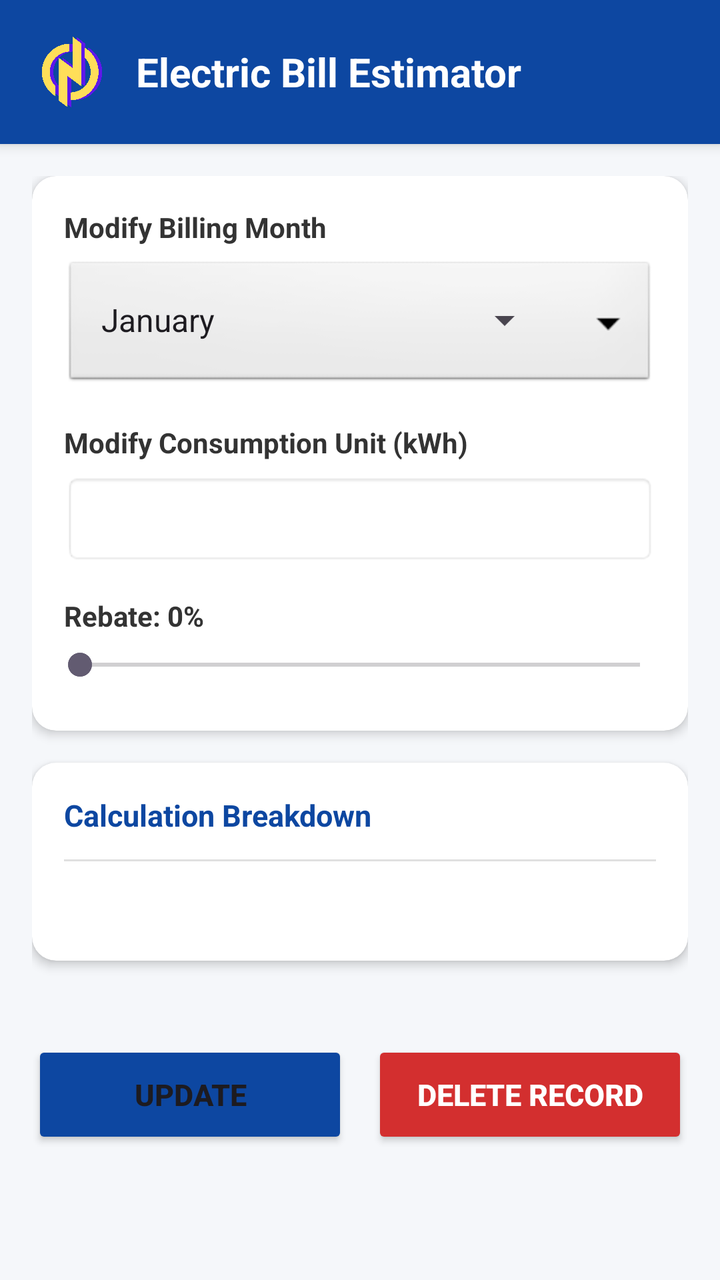
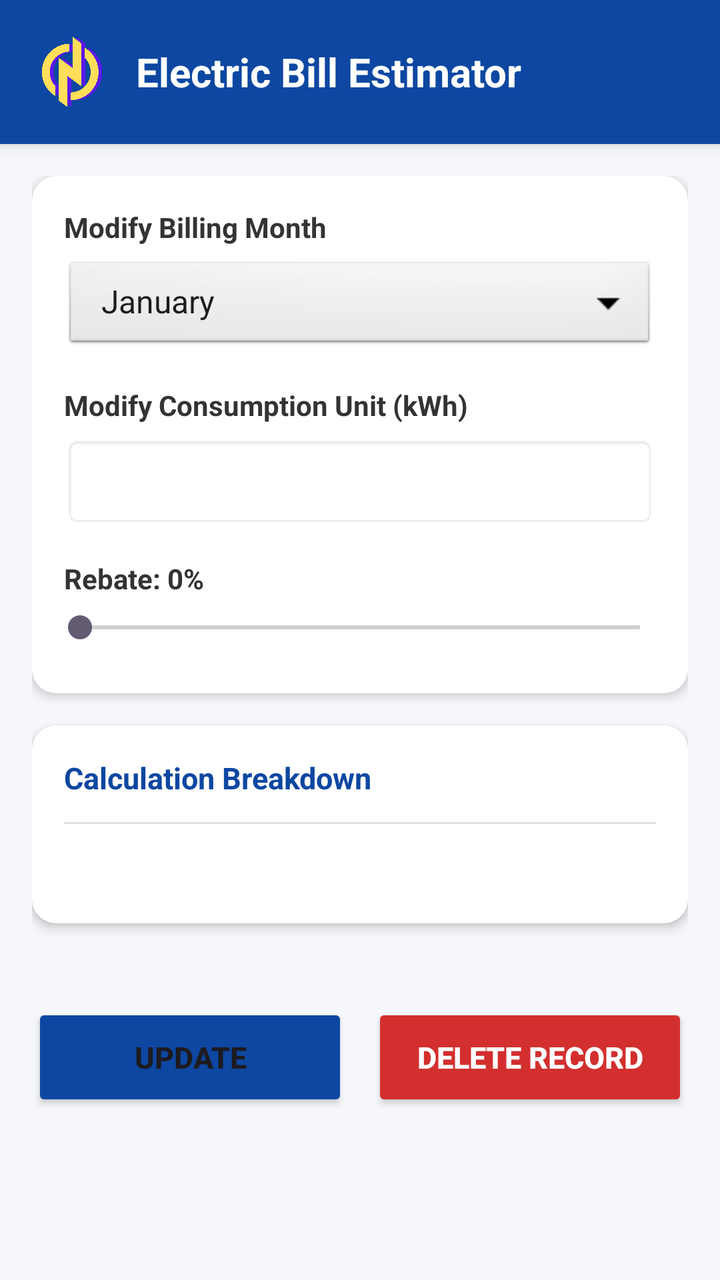

Two renders of the same Android screen: before a commit and after it. Below are the layout's source before the change and the commit's diff.
<!-- AndroidManifest.xml: application theme Theme.ElectricBillEstimator -->
<!-- res/layout/activity_detail.xml -->
<?xml version="1.0" encoding="utf-8"?>
<LinearLayout
    xmlns:android="http://schemas.android.com/apk/res/android"
    xmlns:app="http://schemas.android.com/apk/res-auto"
    android:layout_width="match_parent"
    android:layout_height="match_parent"
    android:orientation="vertical"
    android:background="#F5F7FA">

    
    <LinearLayout
        android:layout_width="match_parent"
        android:layout_height="wrap_content"
        android:orientation="horizontal"
        android:background="@color/primaryColor"
        android:padding="16dp"
        android:gravity="center_vertical"
        android:elevation="4dp">

        <ImageView
            android:layout_width="40dp"
            android:layout_height="40dp"
            android:src="@drawable/logo"
            android:layout_marginEnd="12dp"
            android:contentDescription="App Logo" />

        <TextView
            android:layout_width="wrap_content"
            android:layout_height="wrap_content"
            android:text="Electric Bill Estimator"
            android:textColor="#FFFFFF"
            android:textSize="20sp"
            android:textStyle="bold" />
    </LinearLayout>

    
    <ScrollView
        android:layout_width="match_parent"
        android:layout_height="0dp"
        android:layout_weight="1"
        android:fillViewport="true">

        <LinearLayout
            android:layout_width="match_parent"
            android:layout_height="wrap_content"
            android:orientation="vertical"
            android:padding="16dp">

            
            <androidx.cardview.widget.CardView
                android:layout_width="match_parent"
                android:layout_height="wrap_content"
                android:layout_marginBottom="16dp"
                app:cardCornerRadius="12dp"
                app:cardElevation="3dp"
                app:cardBackgroundColor="#FFFFFF">

                <LinearLayout
                    android:layout_width="match_parent"
                    android:layout_height="wrap_content"
                    android:orientation="vertical"
                    android:padding="16dp">

                    
                    <TextView
                        android:layout_width="wrap_content"
                        android:layout_height="wrap_content"
                        android:text="Modify Billing Month"
                        android:textStyle="bold"
                        android:textColor="#333333"
                        android:textSize="14sp"
                        android:layout_marginBottom="6dp"/>

                    <FrameLayout
                        android:layout_width="match_parent"
                        android:layout_height="wrap_content"
                        android:background="@android:drawable/btn_dropdown"
                        android:layout_marginBottom="16dp">
                        <Spinner
                            android:id="@+id/spinnerDetailMonth"
                            android:layout_width="match_parent"
                            android:layout_height="48dp"
                            android:entries="@array/months_array"
                            android:spinnerMode="dropdown"/>
                    </FrameLayout>

                    
                    <TextView
                        android:layout_width="wrap_content"
                        android:layout_height="wrap_content"
                        android:text="Modify Consumption Unit (kWh)"
                        android:textStyle="bold"
                        android:textColor="#333333"
                        android:textSize="14sp"
                        android:layout_marginBottom="6dp"/>

                    <EditText
                        android:id="@+id/etDetailKwh"
                        android:layout_width="match_parent"
                        android:layout_height="wrap_content"
                        android:inputType="number"
                        android:padding="12dp"
                        android:background="@android:drawable/editbox_background_normal"
                        android:layout_marginBottom="16dp"
                        android:textSize="16sp"/>

                    
                    <TextView
                        android:id="@+id/tvDetailRebateLabel"
                        android:layout_width="wrap_content"
                        android:layout_height="wrap_content"
                        android:text="Rebate: 0%"
                        android:textStyle="bold"
                        android:textColor="#333333"
                        android:textSize="14sp"
                        android:layout_marginBottom="6dp"/>

                    <SeekBar
                        android:id="@+id/seekDetailRebate"
                        android:layout_width="match_parent"
                        android:layout_height="wrap_content"
                        android:max="5"
                        android:paddingStart="8dp"
                        android:paddingEnd="8dp"
                        android:layout_marginBottom="8dp"/>
                </LinearLayout>
            </androidx.cardview.widget.CardView>

            
            <androidx.cardview.widget.CardView
                android:layout_width="match_parent"
                android:layout_height="wrap_content"
                android:layout_marginBottom="24dp"
                app:cardCornerRadius="12dp"
                app:cardElevation="3dp"
                app:cardBackgroundColor="#FFFFFF">

                <LinearLayout
                    android:layout_width="match_parent"
                    android:layout_height="wrap_content"
                    android:orientation="vertical"
                    android:padding="16dp">

                    <TextView
                        android:layout_width="match_parent"
                        android:layout_height="wrap_content"
                        android:text="Calculation Breakdown"
                        android:textColor="@color/primaryColor"
                        android:textSize="15sp"
                        android:textStyle="bold"
                        android:layout_marginBottom="12dp"/>

                    <View
                        android:layout_width="match_parent"
                        android:layout_height="1dp"
                        android:background="#E0E0E0"
                        android:layout_marginBottom="12dp"/>

                    <TextView
                        android:id="@+id/tvDetailBreakdown"
                        android:layout_width="match_parent"
                        android:layout_height="wrap_content"
                        android:textColor="#444444"
                        android:textSize="16sp"
                        android:lineSpacingMultiplier="1.3"/>
                </LinearLayout>
            </androidx.cardview.widget.CardView>

            
            <LinearLayout
                android:layout_width="match_parent"
                android:layout_height="wrap_content"
                android:orientation="horizontal"
                android:layout_marginTop="16dp"> 

                <Button
                    android:id="@+id/btnUpdate"
                    android:layout_width="0dp"
                    android:layout_weight="1"
                    android:layout_height="54dp"
                    android:text="Update"
                    android:textStyle="bold"
                    android:textSize="15sp"
                    android:layout_marginEnd="6dp"
                    android:backgroundTint="@color/primaryColor"
                    app:cornerRadius="8dp"/>

                <Button
                    android:id="@+id/btnDelete"
                    android:layout_width="0dp"
                    android:layout_weight="1"
                    android:layout_height="54dp"
                    android:text="Delete Record"
                    android:textStyle="bold"
                    android:textSize="15sp"
                    android:layout_marginStart="6dp"
                    android:backgroundTint="#D32F2F"
                    android:textColor="#FFFFFF"
                    app:cornerRadius="8dp"/>
            </LinearLayout>

        </LinearLayout>
    </ScrollView>
</LinearLayout>
<!-- resources referenced by this layout -->
<resources>
  <string-array name="months_array">
          <item>January</item>
          <item>February</item>
          <item>March</item>
          <item>April</item>
          <item>May</item>
          <item>June</item>
          <item>July</item>
          <item>August</item>
          <item>September</item>
          <item>October</item>
          <item>November</item>
          <item>December</item>
      </string-array>
  <color name="primaryColor">#0D47A1</color>
  <!-- drawable logo: png bitmap (drawable, 116946 bytes) -->
  <style name="Theme.ElectricBillEstimator" parent="Base.Theme.ElectricBillEstimator" />
  <style name="Base.Theme.ElectricBillEstimator" parent="Theme.Material3.Light.NoActionBar">
      </style>
</resources>

<!-- the commit's change to res/layout/activity_detail.xml (unified diff, before → after) -->
@@ -71,18 +71,14 @@
                         android:textSize="14sp"
                         android:layout_marginBottom="6dp"/>
 
-                    <FrameLayout
-                        android:layout_width="match_parent"
-                        android:layout_height="wrap_content"
+                    <Spinner
+                        android:id="@+id/spinnerDetailMonth"
+                        android:layout_width="match_parent"
+                        android:layout_height="48dp"
                         android:background="@android:drawable/btn_dropdown"
-                        android:layout_marginBottom="16dp">
-                        <Spinner
-                            android:id="@+id/spinnerDetailMonth"
-                            android:layout_width="match_parent"
-                            android:layout_height="48dp"
-                            android:entries="@array/months_array"
-                            android:spinnerMode="dropdown"/>
-                    </FrameLayout>
+                        android:entries="@array/months_array"
+                        android:spinnerMode="dropdown"
+                        android:layout_marginBottom="16dp"/>
 
                     
                     <TextView
